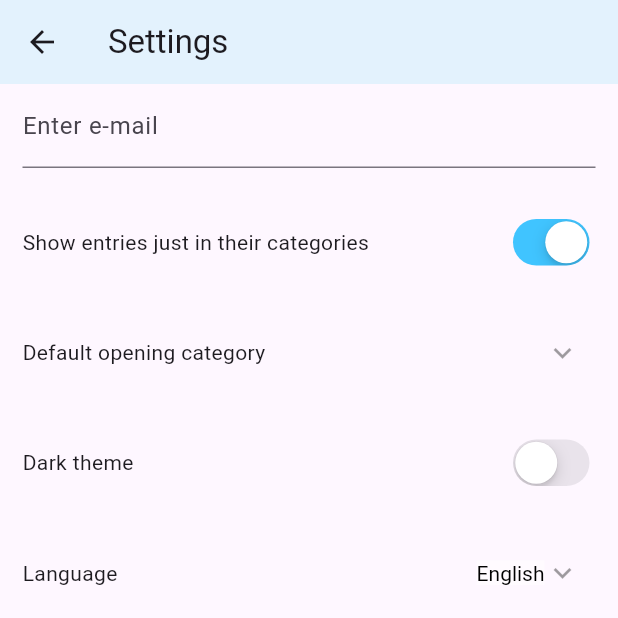
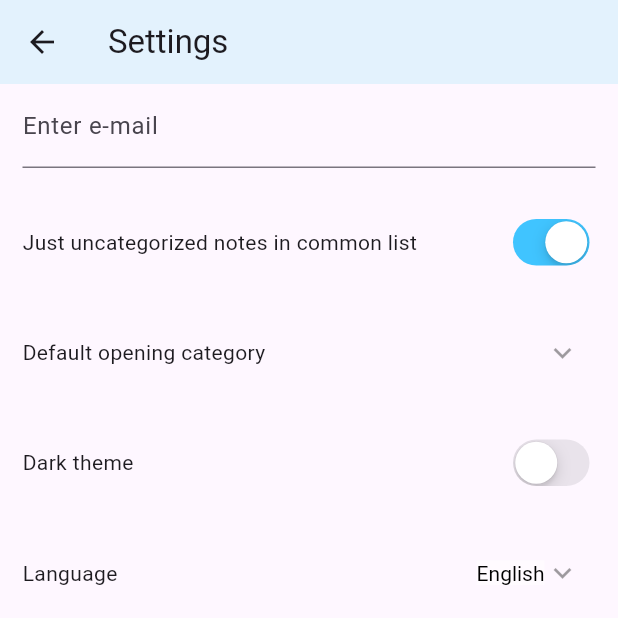
Before and after one commit to Sanshain/Notenand, a Flutter app: the SettingsPage screen opened directly, on a phone screen of 412 x 824 dp, the top half of it. Run offline on Flutter 3.47's test engine with Material 3 defaults, Android fonts, the phone set to English and light mode, and no system bars; our stand-ins replace flutter_spinkit, hive_flutter, styled_widget; missing offline and left inert: flutter_email_sender; accounts and stored records are empty; generated files the repository leaves out were written again.

Commit message:
replenished localization dicts

```diff
--- a/lib/main.dart
+++ b/lib/main.dart
@@ -1,5 +1,5 @@
 import 'package:flutter/material.dart';
-import 'dart:ui'; //for mobile
+// import 'dart:ui'; //for mobile
 
 import 'package:flutter_localizations/flutter_localizations.dart';
 import 'package:hive_flutter/hive_flutter.dart';
@@ -18,8 +18,6 @@ import 'home.dart';
 
 
 final languageCodes = languages.keys;
-
-
 
 
 void main() async {
@@ -63,6 +61,8 @@ class App extends StatelessWidget {
   // This widget is the root of your application.
   @override
   Widget build(BuildContext context) {
+
+    localeApp.value = locale.value;
 
     // final materialApp = MaterialApp(
     //   title: 'Hand Note',
--- a/lib/pages/settings_page.dart
+++ b/lib/pages/settings_page.dart
@@ -1,6 +1,7 @@
 import 'package:flutter/cupertino.dart';
 import 'package:flutter/material.dart';
 import 'package:hive_flutter/adapters.dart';
+import 'package:note_hand/main.dart';
 import 'package:note_hand/utils/langs.dart';
 import 'package:note_hand/widgets/extensions_.dart';
 import 'package:provider/provider.dart';
@@ -77,7 +78,7 @@ class EntryState extends State<SettingsPage> {
                 backgroundColor: Theme
                     .of(context)
                     .secondaryHeaderColor,
-                title: const Text('Settings'),
+                title: Text(AppLocalizations.of(context)!.settingsTitle),
             ),
             body: <Widget>[
                 Row(children: <Widget>[
@@ -91,16 +92,16 @@ class EntryState extends State<SettingsPage> {
                         validator: validateEmail,
 
                         style: const TextStyle(color: Colors.blueGrey),
-                        decoration: const InputDecoration(
+                        decoration: InputDecoration(
                             // hintStyle: TextStyle(fontSize: 20.0, color: Colors.redAccent),
                             // hintText: 'Enter valid e-mail',
-                            labelText: 'Enter e-mail',
+                            labelText: AppLocalizations.of(context)!.settings__emailPlaceholder, // 'Enter e-mail'
                         ),
                     ).expanded(),
                 ]),
                 [
                     // const Text('Show category on list page (beta)'),
-                    const Text('Show entries just in their categories'),
+                    Text(AppLocalizations.of(context)!.settings__uncategorizedList),
                     CupertinoSwitch(
                         // value: settings.showKindsInList,
                         value: settings.showKindsInList ?? true,
@@ -114,7 +115,8 @@ class EntryState extends State<SettingsPage> {
                 ].toRow(mainAxisAlignment: MainAxisAlignment.spaceBetween).padding(top: 30),
 
                 [
-                    const Text('Default opening category'),
+                    // const Text('Default opening category'),
+                    Text(AppLocalizations.of(context)!.settings__defaultCategory),
                     SizedBox(
                         width: 120,
                         // DropdownButtonFormField
@@ -134,11 +136,13 @@ class EntryState extends State<SettingsPage> {
                     ),
                 ].toRow(mainAxisAlignment: MainAxisAlignment.spaceBetween).padding(top: 30),
 
-                SwitchField('Dark theme', defaultValue: false, onChange: (v){
+                SwitchField(AppLocalizations.of(context)!.settings__darkTheme, // 'Dark theme',
+                    defaultValue: false, onChange: (v){
 
-                },),
+                    },
+                ),
 
-                DropDownField('Language', languages.values.toList(),
+                DropDownField(AppLocalizations.of(context)!.settings__language, languages.values.toList(), // 'language'
                     // defaultValue: settings.language,
                     defaultValue: settings.language.isEmpty ? languages[localeName]! : settings.language,
                     // defaultValue: AppLocalizations.of(context)?.localeName,
@@ -158,9 +162,9 @@ class EntryState extends State<SettingsPage> {
                                 settings.language.substring(0, 2).toLowerCase()
                             );
 
-                            ScaffoldMessenger.of(context).showSnackBar(
-                                const SnackBar(content: Text('Required to reload app to apply language changing'))
-                            );
+                            // ScaffoldMessenger.of(context).showSnackBar(
+                            //     const SnackBar(content: Text('Required to reload app to apply language changing'))
+                            // );
                         }
                     },
                 ),
@@ -177,7 +181,8 @@ class EntryState extends State<SettingsPage> {
                     },
                     shape: RoundedRectangleBorder(borderRadius: BorderRadius.circular(12.0)),
                     // clipBehavior: Clip.antiAlias,
-                    child: const Text("Reset"), // Add This
+                    // child: const Text("Reset"), // Add This
+                    child: Text(AppLocalizations.of(context)!.settings__resetButton), // Add This
                 ).paddingDirectional(top: 30),
 
                 const Expanded(child: Text('')),
@@ -206,7 +211,8 @@ class EntryState extends State<SettingsPage> {
                     },
                     shape: RoundedRectangleBorder(borderRadius: BorderRadius.circular(22.0)),
                     // clipBehavior: Clip.antiAlias,
-                    child: const Text("Save"), // Add This
+                    // child: const Text("Save"), // Add This
+                    child: Text(AppLocalizations.of(context)!.settings__saveButton), // Add This
                 ),
                 // CheckboxListTile(
                 //     title: Text("title text"),
```
Also changed, not shown: lib/home.dart (+30 -13 lines), lib/l10n/app_en.arb (+46 -3 lines), lib/l10n/app_ru.arb (+22 -0 lines), lib/pages/note_Page.dart (+9 -3 lines), lib/widgets/menu.dart (+12 -3 lines).
